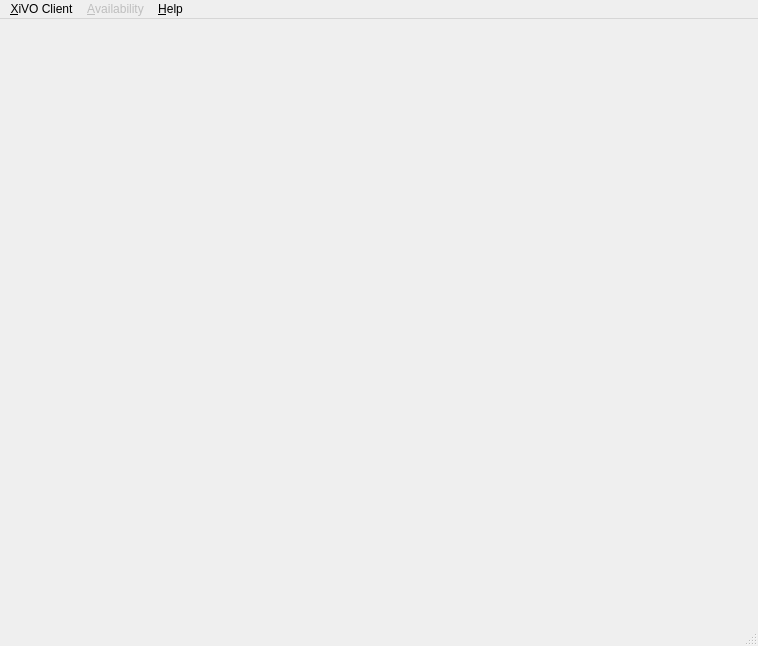
Old version of the form xivoclient/src/main_widget/main_widget.ui in the repository wazo-platform/wazo-client-qt.
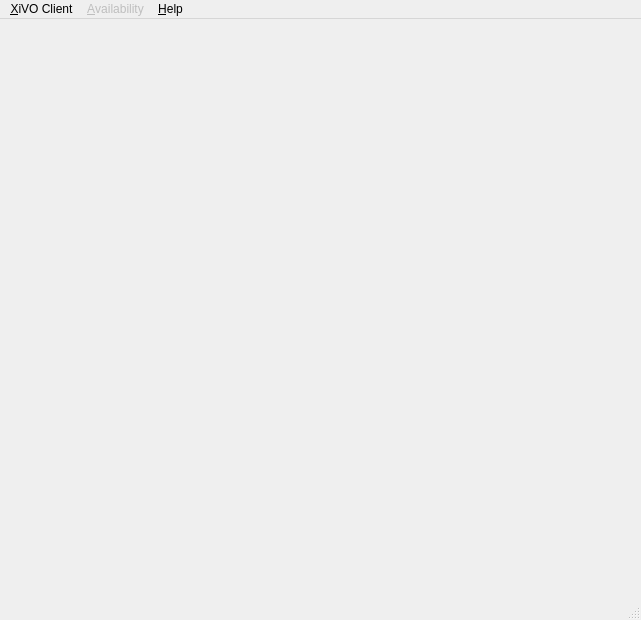
New version of the form. Icons and pictures are not drawn.

What changed in the file:
```diff
--- a/xivoclient/src/main_widget/main_widget.ui
+++ b/xivoclient/src/main_widget/main_widget.ui
@@ -6,8 +6,8 @@
    <rect>
     <x>0</x>
     <y>0</y>
-    <width>758</width>
-    <height>646</height>
+    <width>641</width>
+    <height>620</height>
    </rect>
   </property>
   <property name="windowTitle">
@@ -47,7 +47,7 @@
     <rect>
      <x>0</x>
      <y>0</y>
-     <width>758</width>
+     <width>641</width>
      <height>19</height>
     </rect>
    </property>
@@ -84,7 +84,17 @@
    <addaction name="menu_availability"/>
    <addaction name="menu_help"/>
   </widget>
-  <widget class="QStatusBar" name="statusbar"/>
+  <widget class="QStatusBar" name="statusbar">
+   <property name="minimumSize">
+    <size>
+     <width>0</width>
+     <height>0</height>
+    </size>
+   </property>
+   <property name="sizeGripEnabled">
+    <bool>true</bool>
+   </property>
+  </widget>
   <action name="action_configure">
    <property name="text">
     <string>Confi&amp;gure</string>
```
